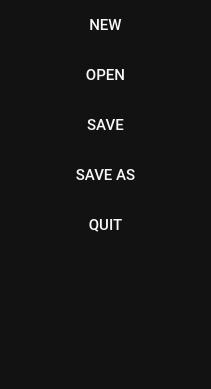
Old version of the form resources/ui_menu.ui in the repository scqubits/qfit.
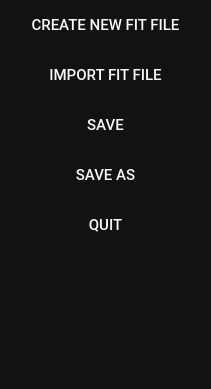
New version of the form.

The edit to the form file:
```diff
--- a/resources/ui_menu.ui
+++ b/resources/ui_menu.ui
@@ -14,7 +14,7 @@
    <string/>
   </property>
   <property name="autoFillBackground">
-   <bool>true</bool>
+   <bool>false</bool>
   </property>
   <property name="styleSheet">
    <string notr="true">QWidget {
@@ -82,11 +82,11 @@
        <family>Roboto Medium</family>
        <pointsize>11</pointsize>
        <italic>false</italic>
-       <bold>false</bold>
+       <fontweight></fontweight>
       </font>
      </property>
      <property name="text">
-      <string>NEW</string>
+      <string>CREATE NEW FIT FILE</string>
      </property>
     </widget>
    </item>
@@ -115,11 +115,11 @@
        <family>Roboto Medium</family>
        <pointsize>11</pointsize>
        <italic>false</italic>
-       <bold>false</bold>
+       <fontweight></fontweight>
       </font>
      </property>
      <property name="text">
-      <string>OPEN</string>
+      <string>IMPORT FIT FILE</string>
      </property>
     </widget>
    </item>
```
Left out of the diff: 6 changed lines with no effect on the pictures.
